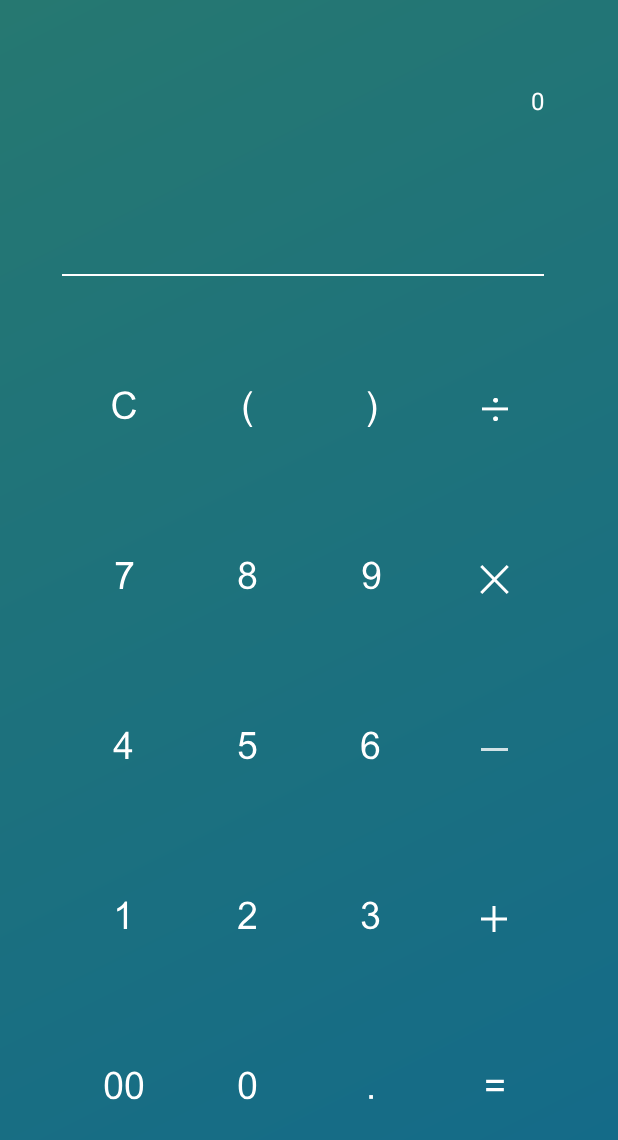
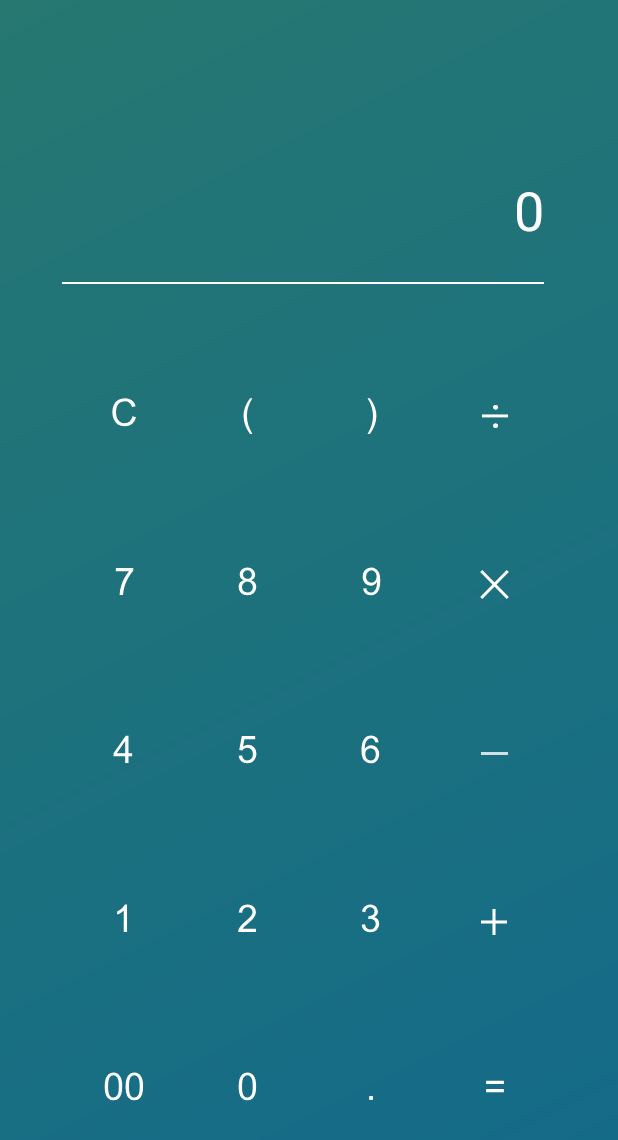
Before and after one commit to Capotasto/Capo-Calculator, an Android app: the screen it shows after launch (MainActivity), on a phone screen of 412 x 824 dp. Shown: the top 1140 px of the screen. Run offline under Robolectric (Android 15) with nearby library versions, the phone set to English and light mode, and no system bars; our stand-ins replace Timber, data binding.

Commit message:
Added Input text

```diff
--- a/app/src/main/kotlin/com/funckyhacker/capocalc/view/MainActivity.kt
+++ b/app/src/main/kotlin/com/funckyhacker/capocalc/view/MainActivity.kt
@@ -4,13 +4,16 @@ import android.arch.lifecycle.ViewModelProviders
 import android.databinding.DataBindingUtil
 import android.os.Bundle
 import android.support.v7.app.AppCompatActivity
+import android.text.Editable
+import android.text.TextWatcher
 import android.view.View
+import android.view.View.FOCUS_RIGHT
 import com.funckyhacker.capocalc.R
 import com.funckyhacker.capocalc.databinding.ActivityMainBinding
 
 class MainActivity : AppCompatActivity() {
 
-    private val binding : ActivityMainBinding by lazy {
+    private val binding: ActivityMainBinding by lazy {
         DataBindingUtil.setContentView<ActivityMainBinding>(this, R.layout.activity_main)
     }
 
@@ -29,5 +32,18 @@ class MainActivity : AppCompatActivity() {
             setLifecycleOwner(this@MainActivity)
             viewModel = this@MainActivity.viewModel
         }
+
+        binding.detail.addTextChangedListener(object: TextWatcher {
+            override fun afterTextChanged(s: Editable?) {
+                binding.horizontalView.fullScroll(FOCUS_RIGHT)
+            }
+
+            override fun beforeTextChanged(s: CharSequence?, start: Int, count: Int, after: Int) {
+            }
+
+            override fun onTextChanged(s: CharSequence?, start: Int, before: Int, count: Int) {
+            }
+        })
+
     }
 }
--- a/app/src/main/res/layout/activity_main.xml
+++ b/app/src/main/res/layout/activity_main.xml
@@ -20,23 +20,33 @@
         android:fitsSystemWindows="false"
         tools:context=".view.MainActivity"
         >
-
-        <TextView
-            android:id="@+id/textView2"
+        <HorizontalScrollView
+            android:id="@+id/horizontal_view"
             android:layout_width="0dp"
             android:layout_height="wrap_content"
+            android:layout_marginStart="8dp"
             android:layout_marginEnd="@dimen/element_spacing_normal"
             android:layout_marginTop="@dimen/view_size_large"
-            android:layout_marginStart="8dp"
-            android:text="@{viewModel.detail}"
-            android:textColor="@color/White"
-            android:textAlignment="viewEnd"
-            android:textSize="@dimen/text_size_small"
+            android:paddingBottom="@dimen/element_spacing_normal"
             app:layout_constraintTop_toTopOf="parent"
             app:layout_constraintEnd_toStartOf="@+id/guide_right"
             app:layout_constraintStart_toStartOf="@+id/guide_left"
-            tools:text="0"
-            />
+            >
+            <TextView
+                android:id="@+id/detail"
+                android:layout_width="0dp"
+                android:layout_height="wrap_content"
+                android:text="@{viewModel.detail}"
+                android:textColor="@color/White"
+                android:textAlignment="viewEnd"
+                android:textSize="@dimen/text_size_large"
+                android:maxLines="1"
+                android:layout_gravity="end"
+                android:scrollHorizontally="true"
+                tools:text="0"
+                />
+
+        </HorizontalScrollView>
 
         <TextView
             android:id="@+id/result_text"
@@ -50,7 +60,7 @@
             android:textSize="36sp"
             android:textAlignment="viewEnd"
             app:layout_constraintEnd_toStartOf="@+id/guide_right"
-            app:layout_constraintTop_toBottomOf="@+id/textView2"
+            app:layout_constraintTop_toBottomOf="@+id/horizontal_view"
             app:layout_constraintStart_toStartOf="@+id/guide_left"
             />
 
@@ -59,7 +69,7 @@
             android:layout_width="0dp"
             android:layout_height="1dp"
             android:layout_marginEnd="@dimen/element_spacing_normal"
-            android:layout_marginTop="@dimen/element_spacing_xxlarge"
+            android:layout_marginTop="@dimen/element_spacing_xlarge"
             android:background="@color/White"
             app:layout_constraintStart_toStartOf="@+id/guide_left"
             app:layout_constraintEnd_toStartOf="@+id/guide_right"
--- a/build.gradle
+++ b/build.gradle
@@ -7,7 +7,7 @@ buildscript {
         jcenter()
     }
     dependencies {
-        classpath "com.android.tools.build:gradle:3.1.3"
+        classpath 'com.android.tools.build:gradle:3.1.4'
         classpath "org.jetbrains.kotlin:kotlin-gradle-plugin:$kotlin_version"
 
         // NOTE: Do not place your application dependencies here; they belong
```
Also changed, not shown: app/src/main/kotlin/com/funckyhacker/capocalc/utils/SingleLiveEvent.kt (added, +63 -0 lines), app/src/main/kotlin/com/funckyhacker/capocalc/view/MainViewModel.kt (+44 -22 lines).
